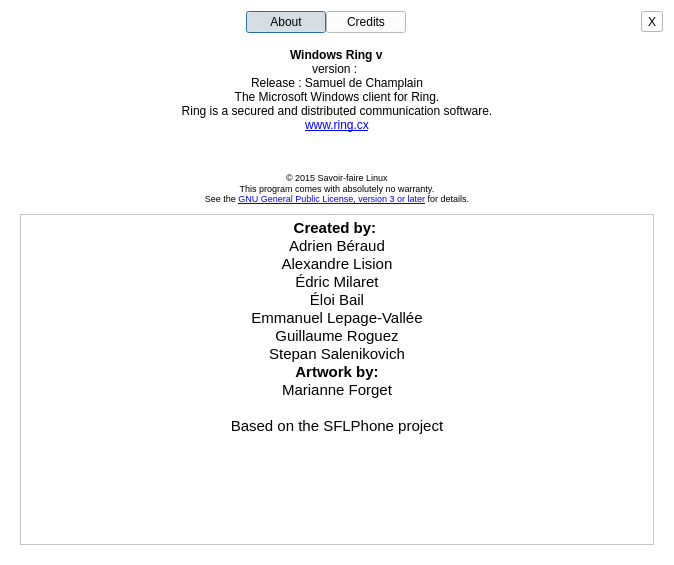
Before: the Qt Designer form aboutdialog.ui in savoirfairelinux/jami-client-windows, drawn with Qt 5.
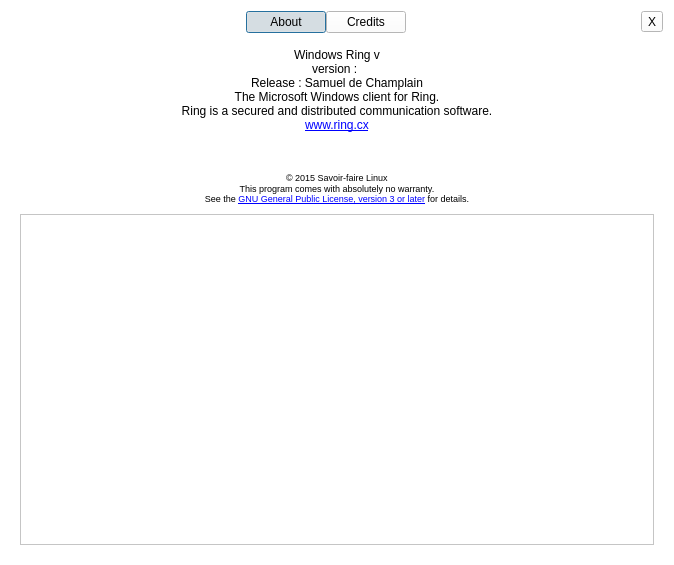
After: the same form once the commit is applied. Icons and pictures are not drawn.

What changed in the file:
```diff
--- a/aboutdialog.ui
+++ b/aboutdialog.ui
@@ -542,7 +542,10 @@
       <item alignment="Qt::AlignHCenter">
        <widget class="QLabel" name="clientVersionLabel">
         <property name="text">
-         <string>&lt;html&gt;&lt;head/&gt;&lt;body&gt;&lt;p&gt;&lt;span style=&quot; font-weight:600;&quot;&gt;Windows Ring v&lt;/span&gt;&lt;/p&gt;&lt;/body&gt;&lt;/html&gt;</string>
+         <string notr="true">Windows Ring v</string>
+        </property>
+        <property name="textFormat">
+         <enum>Qt::AutoText</enum>
         </property>
         <property name="margin">
          <number>15</number>
@@ -682,23 +685,11 @@
       <item>
        <widget class="QTextBrowser" name="textBrowser">
         <property name="html">
-         <string>&lt;!DOCTYPE HTML PUBLIC &quot;-//W3C//DTD HTML 4.0//EN&quot; &quot;http://www.w3.org/TR/REC-html40/strict.dtd&quot;&gt;
+         <string notr="true">&lt;!DOCTYPE HTML PUBLIC &quot;-//W3C//DTD HTML 4.0//EN&quot; &quot;http://www.w3.org/TR/REC-html40/strict.dtd&quot;&gt;
 &lt;html&gt;&lt;head&gt;&lt;meta name=&quot;qrichtext&quot; content=&quot;1&quot; /&gt;&lt;style type=&quot;text/css&quot;&gt;
 p, li { white-space: pre-wrap; }
 &lt;/style&gt;&lt;/head&gt;&lt;body style=&quot; font-family:'Cantarell'; font-size:11pt; font-weight:400; font-style:normal;&quot;&gt;
-&lt;p align=&quot;center&quot; style=&quot; margin-top:0px; margin-bottom:0px; margin-left:0px; margin-right:0px; -qt-block-indent:0; text-indent:0px;&quot;&gt;&lt;span style=&quot; font-weight:600;&quot;&gt;Created by: &lt;/span&gt;&lt;/p&gt;
-&lt;p align=&quot;center&quot; style=&quot; margin-top:0px; margin-bottom:0px; margin-left:0px; margin-right:0px; -qt-block-indent:0; text-indent:0px;&quot;&gt;Adrien Béraud&lt;/p&gt;
-&lt;p align=&quot;center&quot; style=&quot; margin-top:0px; margin-bottom:0px; margin-left:0px; margin-right:0px; -qt-block-indent:0; text-indent:0px;&quot;&gt;Alexandre Lision&lt;/p&gt;
-&lt;p align=&quot;center&quot; style=&quot; margin-top:0px; margin-bottom:0px; margin-left:0px; margin-right:0px; -qt-block-indent:0; text-indent:0px;&quot;&gt;Édric Milaret&lt;/p&gt;
-&lt;p align=&quot;center&quot; style=&quot; margin-top:0px; margin-bottom:0px; margin-left:0px; margin-right:0px; -qt-block-indent:0; text-indent:0px;&quot;&gt;Éloi Bail&lt;/p&gt;
-&lt;p align=&quot;center&quot; style=&quot; margin-top:0px; margin-bottom:0px; margin-left:0px; margin-right:0px; -qt-block-indent:0; text-indent:0px;&quot;&gt;Emmanuel Lepage-Vallée&lt;/p&gt;
-&lt;p align=&quot;center&quot; style=&quot; margin-top:0px; margin-bottom:0px; margin-left:0px; margin-right:0px; -qt-block-indent:0; text-indent:0px;&quot;&gt;Guillaume Roguez&lt;/p&gt;
-&lt;p align=&quot;center&quot; style=&quot; margin-top:0px; margin-bottom:0px; margin-left:0px; margin-right:0px; -qt-block-indent:0; text-indent:0px;&quot;&gt;Stepan Salenikovich&lt;/p&gt;
-&lt;p align=&quot;center&quot; style=&quot; margin-top:0px; margin-bottom:0px; margin-left:0px; margin-right:0px; -qt-block-indent:0; text-indent:0px;&quot;&gt;&lt;span style=&quot; font-weight:600;&quot;&gt;Artwork by:&lt;/span&gt;&lt;/p&gt;
-&lt;p align=&quot;center&quot; style=&quot; margin-top:0px; margin-bottom:0px; margin-left:0px; margin-right:0px; -qt-block-indent:0; text-indent:0px;&quot;&gt;Marianne Forget&lt;/p&gt;
-&lt;p align=&quot;center&quot; style=&quot;-qt-paragraph-type:empty; margin-top:0px; margin-bottom:0px; margin-left:0px; margin-right:0px; -qt-block-indent:0; text-indent:0px;&quot;&gt;&lt;br /&gt;&lt;/p&gt;
-&lt;p align=&quot;center&quot; style=&quot; margin-top:0px; margin-bottom:0px; margin-left:0px; margin-right:0px; -qt-block-indent:0; text-indent:0px;&quot;&gt;Based on the SFLPhone project&lt;/p&gt;
-&lt;p align=&quot;center&quot; style=&quot;-qt-paragraph-type:empty; margin-top:0px; margin-bottom:0px; margin-left:0px; margin-right:0px; -qt-block-indent:0; text-indent:0px;&quot;&gt;&lt;br /&gt;&lt;/p&gt;&lt;/body&gt;&lt;/html&gt;</string>
+&lt;p style=&quot;-qt-paragraph-type:empty; margin-top:0px; margin-bottom:0px; margin-left:0px; margin-right:0px; -qt-block-indent:0; text-indent:0px;&quot;&gt;&lt;br /&gt;&lt;/p&gt;&lt;/body&gt;&lt;/html&gt;</string>
         </property>
        </widget>
       </item>
```
Left out of the diff: 18 changed lines with no effect on the pictures.
